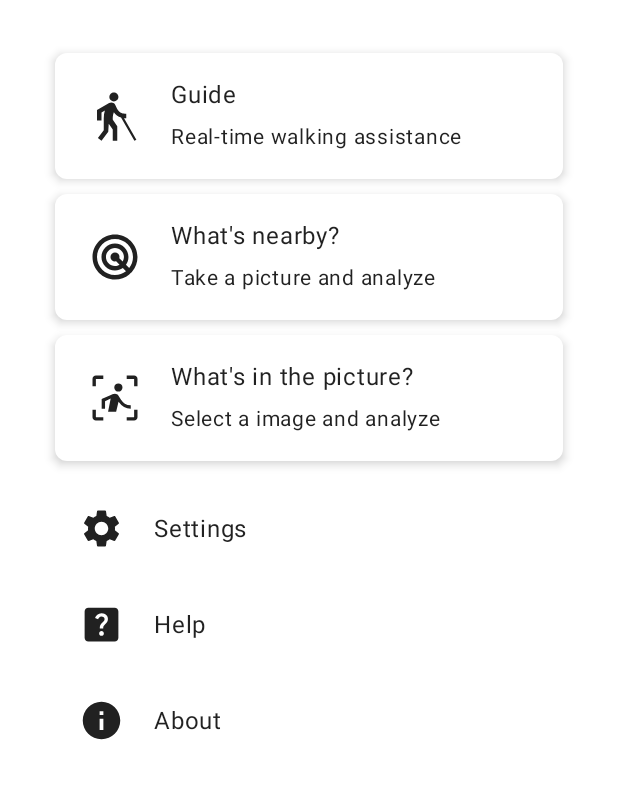
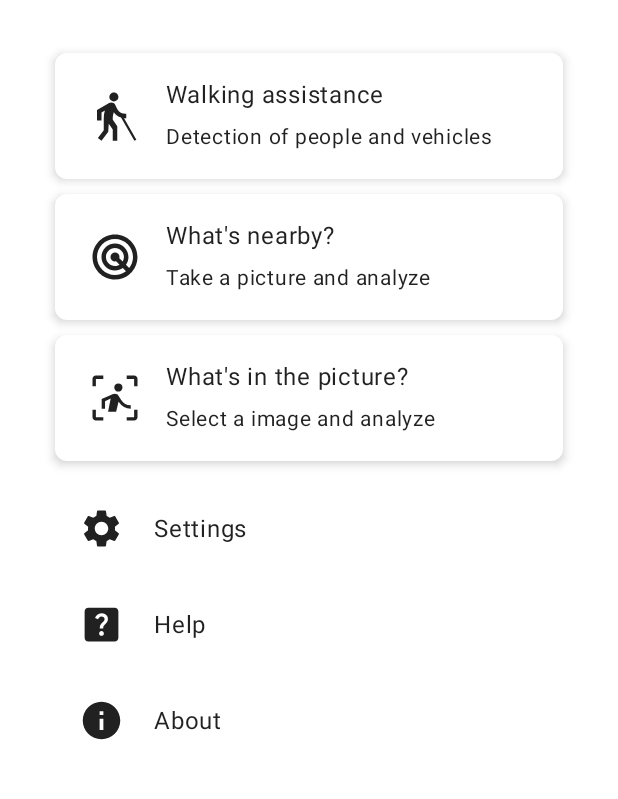
Before and after one commit to XFY9326/Glance, an Android app built with Jetpack Compose: the screen it shows after launch (MainActivity), on a phone screen of 412 x 824 dp, the part 79-878 px from its top. Run offline under Robolectric (Android 15) with nearby library versions, the phone set to English and light mode, and no system bars; 1 statement that could not run was skipped.

Commit message:
Add some small improvements when displaying

```diff
--- a/app/src/main/java/io/github/xfy9326/glance/activity/GuideActivity.kt
+++ b/app/src/main/java/io/github/xfy9326/glance/activity/GuideActivity.kt
@@ -2,7 +2,6 @@ package io.github.xfy9326.glance.activity
 
 import android.Manifest
 import android.os.Bundle
-import android.view.Surface
 import androidx.activity.ComponentActivity
 import androidx.activity.compose.setContent
 import androidx.activity.viewModels
@@ -64,7 +63,6 @@ class GuideActivity : ComponentActivity() {
     private fun onBuildImageAnalysisUseCase(): ImageAnalysis {
         val imageAnalysisUseCase = ImageAnalysis.Builder()
             .setTargetAspectRatio(AspectRatio.RATIO_4_3)
-            .setTargetRotation(Surface.ROTATION_0)
             .setOutputImageRotationEnabled(true)
             .setOutputImageFormat(ImageAnalysis.OUTPUT_IMAGE_FORMAT_RGBA_8888)
             .setImageQueueDepth(1)
--- a/app/src/main/java/io/github/xfy9326/glance/ui/screen/main/composable/FunctionCard.kt
+++ b/app/src/main/java/io/github/xfy9326/glance/ui/screen/main/composable/FunctionCard.kt
@@ -55,7 +55,7 @@ fun FunctionCard(icon: ImageVector, title: String, summary: String, onClick: ()
                     .size(36.dp)
             )
             Column(
-                modifier = Modifier.padding(start = 15.dp),
+                modifier = Modifier.padding(start = 12.dp),
                 verticalArrangement = Arrangement.spacedBy(4.dp)
             ) {
                 Text(text = title, fontSize = 16.sp)
--- a/app/src/main/res/values/strings.xml
+++ b/app/src/main/res/values/strings.xml
@@ -1,8 +1,8 @@
 <?xml version="1.0" encoding="utf-8"?>
 <resources>
     <string name="app_name">Glance</string>
-    <string name="guide">Guide</string>
-    <string name="guide_summary">Real-time walking assistance</string>
+    <string name="guide">Walking assistance</string>
+    <string name="guide_summary">Detection of people and vehicles</string>
     <string name="camera_photo_analysis">What\'s nearby?</string>
     <string name="camera_photo_analysis_summary">Take a picture and analyze</string>
     <string name="local_image_analysis">What\'s in the picture?</string>
```
Also changed, not shown: app/src/main/java/io/github/xfy9326/glance/ui/screen/guide/GuideViewModel.kt (+11 -1 lines), 1 other file.
